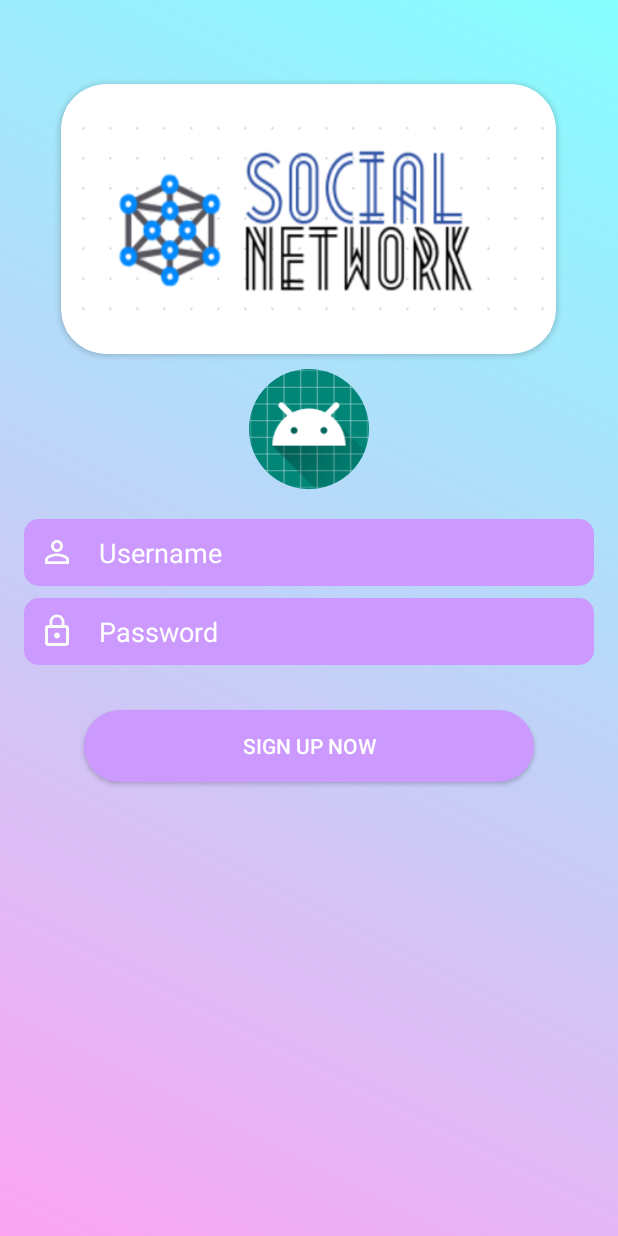
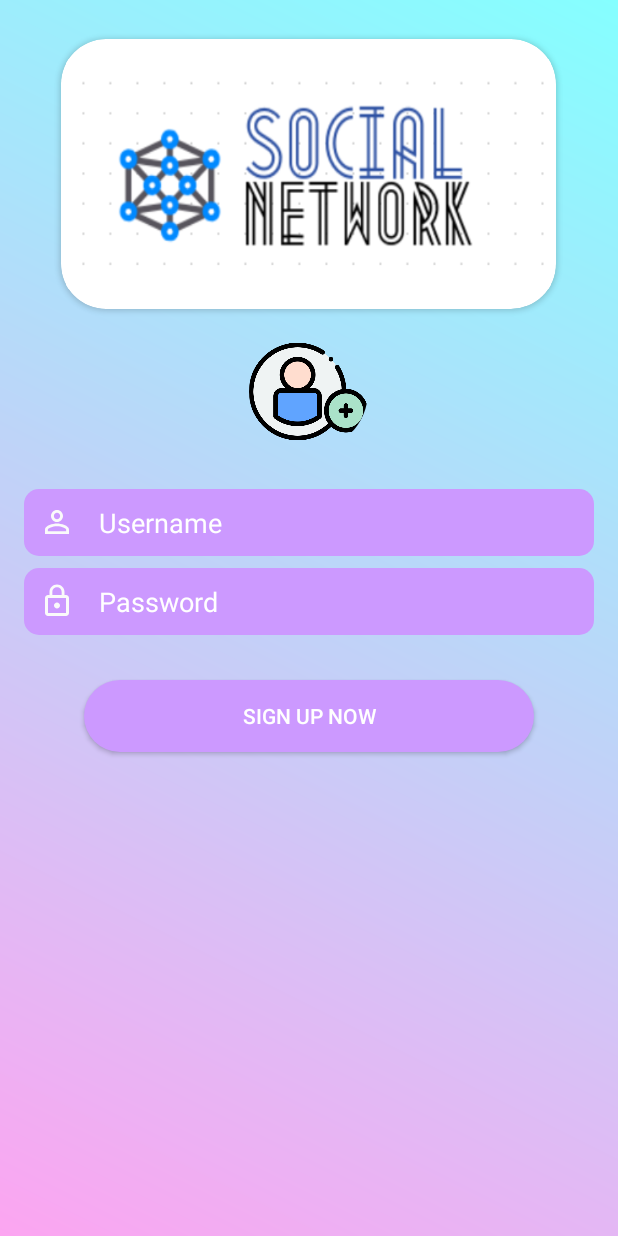
Before and after one commit to hquanitute/SocialNetwork, an Android app: the SignUp screen opened directly, with no data from a screen before it, on a phone screen of 412 x 824 dp. Run offline under Robolectric (Android 15) with nearby library versions, the phone set to English and light mode, and no system bars; our stand-ins replace CircleImageView, Firebase (no records; nobody signed in at launch, a user with empty details on screens opened directly).

Commit message:
final es

```diff
--- a/app/src/main/java/com/example/socialnetwork/Fragment/Fragment_NewFeed.java
+++ b/app/src/main/java/com/example/socialnetwork/Fragment/Fragment_NewFeed.java
@@ -18,6 +18,7 @@ import android.widget.Button;
 import android.widget.EditText;
 import android.widget.ImageView;
 import android.widget.ListView;
+import android.widget.ProgressBar;
 import android.widget.Toast;
 import android.widget.VideoView;
 
@@ -150,12 +151,13 @@ public class Fragment_NewFeed extends Fragment implements EventListener {
         loadpost();
         adapter= new StatusAdapter(view.getContext(),R.layout.status_row,dspost,Fragment_NewFeed.this);
         lv_listStatus.setAdapter(adapter);
+        adapter.notifyDataSetChanged();
     }
     private void opengallery() {
         Intent gallery = new Intent(Intent.ACTION_PICK, MediaStore.Images.Media.INTERNAL_CONTENT_URI);
         startActivityForResult(gallery, PICK_IMAGE);
     }
-    private  void opengalleryvideo()
+    private void opengalleryvideo()
     {
         Intent gallery = new Intent(Intent.ACTION_PICK, android.provider.MediaStore.Video.Media.EXTERNAL_CONTENT_URI);
         startActivityForResult(gallery, PICK_VIDEO);
@@ -191,6 +193,7 @@ public class Fragment_NewFeed extends Fragment implements EventListener {
             check=true;
         }
     }
+
     public void uploadimage() {
         if (imageView.getDrawable()!=null) {
             imageView.setDrawingCacheEnabled(true);
--- /dev/null
+++ b/app/src/main/res/drawable/custom_avatar.xml
@@ -0,0 +1,9 @@
+<?xml version="1.0" encoding="utf-8"?>
+<layer-list xmlns:android="http://schemas.android.com/apk/res/android" >
+    // I think it should be more smaller if i set 15sp.
+    <item
+        android:drawable="@drawable/addavatar"
+        android:width="50sp"
+        android:height="50sp"
+        />
+</layer-list >
--- a/app/src/main/res/layout/activity_fragment__new_feed.xml
+++ b/app/src/main/res/layout/activity_fragment__new_feed.xml
@@ -1,14 +1,14 @@
 <?xml version="1.0" encoding="utf-8"?>
 <LinearLayout xmlns:android="http://schemas.android.com/apk/res/android"
     xmlns:app="http://schemas.android.com/apk/res-auto"
-    xmlns:tools="http://schemas.android.com/tools"
     android:focusableInTouchMode="true"
     android:layout_width="match_parent"
     android:layout_height="match_parent"
     android:background="#CCFFFF"
     android:orientation="vertical">
 
-    <android.support.v7.widget.CardView xmlns:app="http://schemas.android.com/apk/res-auto"
+    <android.support.v7.widget.CardView
+        xmlns:app="http://schemas.android.com/apk/res-auto"
         android:layout_width="match_parent"
         android:layout_height="wrap_content"
         android:layout_marginTop="10dp"
@@ -91,6 +91,8 @@
             </android.support.v7.widget.LinearLayoutCompat>
         </LinearLayout>
     </android.support.v7.widget.CardView>
+
+
     <ListView
         android:layout_width="match_parent"
         android:layout_height="wrap_content"
--- a/app/src/main/res/layout/activity_sign_up.xml
+++ b/app/src/main/res/layout/activity_sign_up.xml
@@ -18,7 +18,7 @@
             android:layout_height="180dp"
             android:layout_gravity="center"
             app:cardCornerRadius="30dp"
-            android:layout_marginTop="40dp">
+            android:layout_marginTop="10dp">
             <ImageView
                 android:layout_width="323dp"
                 android:layout_height="153dp"
@@ -28,11 +28,12 @@
                 android:tint="@android:color/white" />
         </android.support.v7.widget.CardView>
         <de.hdodenhof.circleimageview.CircleImageView
-            android:layout_width="80dp"
-            android:layout_height="80dp"
+            android:layout_width="90dp"
+            android:layout_height="90dp"
             android:layout_gravity="center"
-            android:src="@mipmap/ic_launcher"
+            android:src="@drawable/custom_avatar"
             android:layout_margin="10dp"
+            android:padding="5dp"
             android:id="@+id/avatar"/>
         <EditText
             android:layout_marginTop="10dp"
--- a/app/src/main/res/layout/row_searchfriend.xml
+++ b/app/src/main/res/layout/row_searchfriend.xml
@@ -38,6 +38,7 @@
                 android:layout_width="wrap_content"
                 android:layout_height="wrap_content"
                 android:layout_margin="10dp"
+                android:layout_gravity="right|center"
                 android:padding="10dp"
                 android:background="@drawable/btnstatus"
                 android:drawableLeft="@drawable/custom_icon_add"
```
Also changed, not shown: app/src/main/java/com/example/socialnetwork/Adapter/StatusAdapter.java (+4 -8 lines), app/src/main/res/drawable-hdpi/addavatar.png (added), app/src/main/res/layout/status_row.xml (indentation only).
